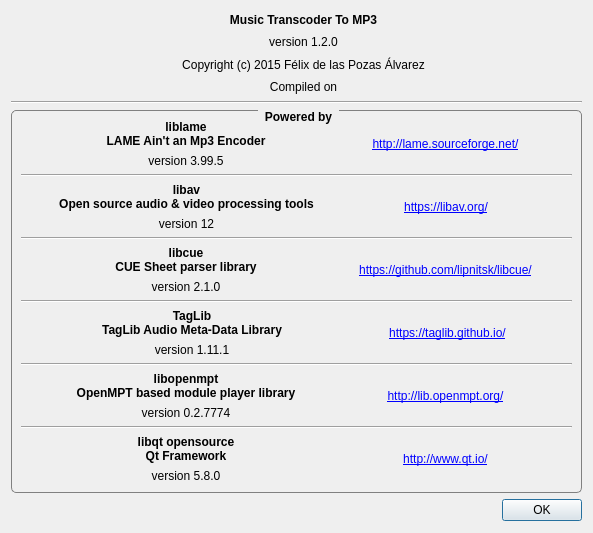
The window that AboutDialog.ui (FelixdelasPozas/transcodertomp3) describes before a commit, drawn with Qt 5.
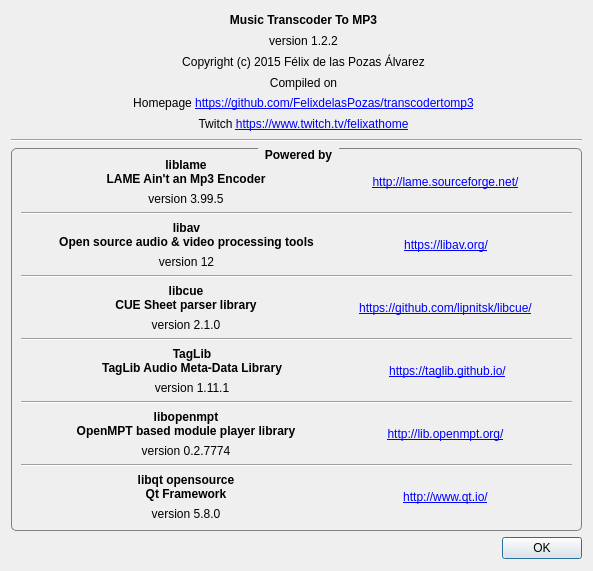
The same window after the commit. Icons and pictures are not drawn.

Commit message: Remove packet unref after extracting cover file. Add twitch and homepage links in about dialog.

What changed in the file:
```diff
--- a/AboutDialog.ui
+++ b/AboutDialog.ui
@@ -7,19 +7,19 @@
     <x>0</x>
     <y>0</y>
     <width>593</width>
-    <height>533</height>
+    <height>571</height>
    </rect>
   </property>
   <property name="minimumSize">
    <size>
     <width>593</width>
-    <height>533</height>
+    <height>571</height>
    </size>
   </property>
   <property name="maximumSize">
    <size>
     <width>593</width>
-    <height>533</height>
+    <height>571</height>
    </size>
   </property>
   <property name="windowTitle">
@@ -71,6 +71,9 @@
        </item>
        <item>
         <layout class="QVBoxLayout" name="verticalLayout_3">
+         <property name="spacing">
+          <number>4</number>
+         </property>
          <item>
           <widget class="QLabel" name="label_2">
            <property name="font">
@@ -90,7 +93,7 @@
          <item>
           <widget class="QLabel" name="m_version">
            <property name="text">
-            <string>version 1.2.0</string>
+            <string>version 1.2.2</string>
            </property>
            <property name="alignment">
             <set>Qt::AlignCenter</set>
@@ -117,6 +120,32 @@
            </property>
           </widget>
          </item>
+         <item>
+          <widget class="QLabel" name="label_28">
+           <property name="text">
+            <string>Homepage &lt;a href=https://github.com/FelixdelasPozas/transcodertomp3&gt;https://github.com/FelixdelasPozas/transcodertomp3&lt;/a&gt;</string>
+           </property>
+           <property name="alignment">
+            <set>Qt::AlignCenter</set>
+           </property>
+           <property name="openExternalLinks">
+            <bool>true</bool>
+           </property>
+          </widget>
+         </item>
+         <item>
+          <widget class="QLabel" name="label_29">
+           <property name="text">
+            <string>Twitch &lt;a href=https://www.twitch.tv/felixathome&gt;https://www.twitch.tv/felixathome&lt;/a&gt;</string>
+           </property>
+           <property name="alignment">
+            <set>Qt::AlignCenter</set>
+           </property>
+           <property name="openExternalLinks">
+            <bool>true</bool>
+           </property>
+          </widget>
+         </item>
         </layout>
        </item>
        <item>
```
The commit also changes 4 other files.
